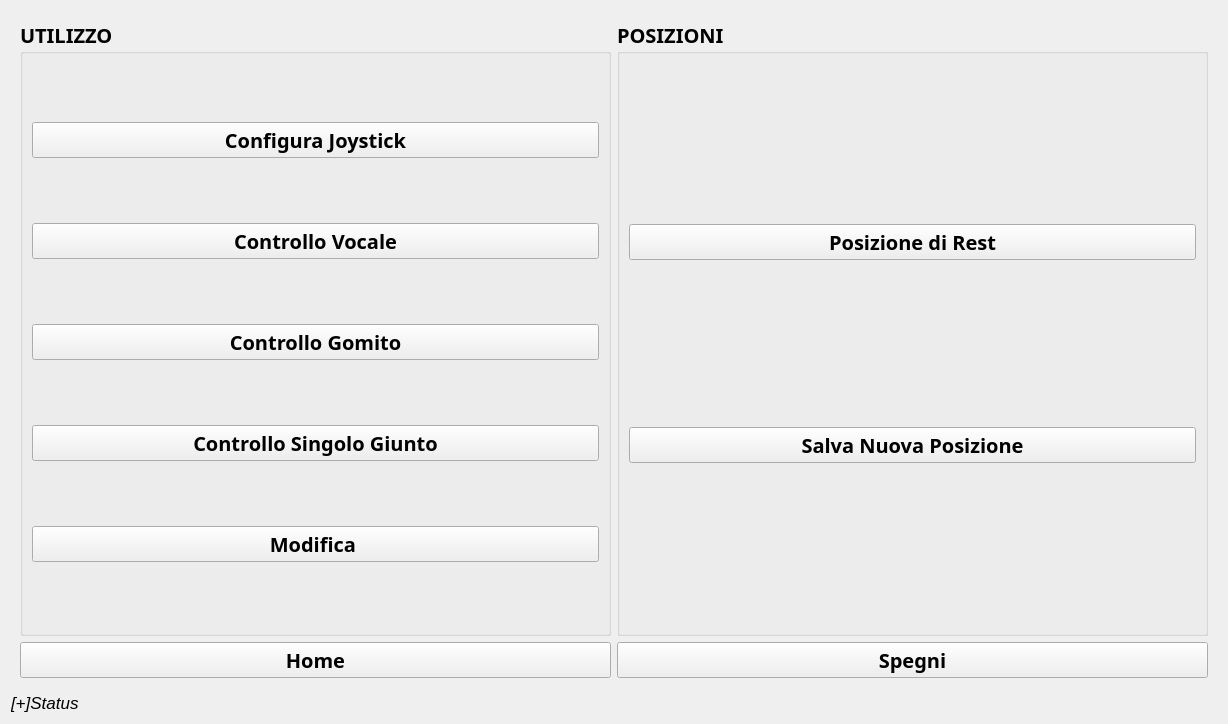
Before: the Qt Designer form ui/sc_assistivo.ui in stex2005/agree_gui, drawn with Qt 5.
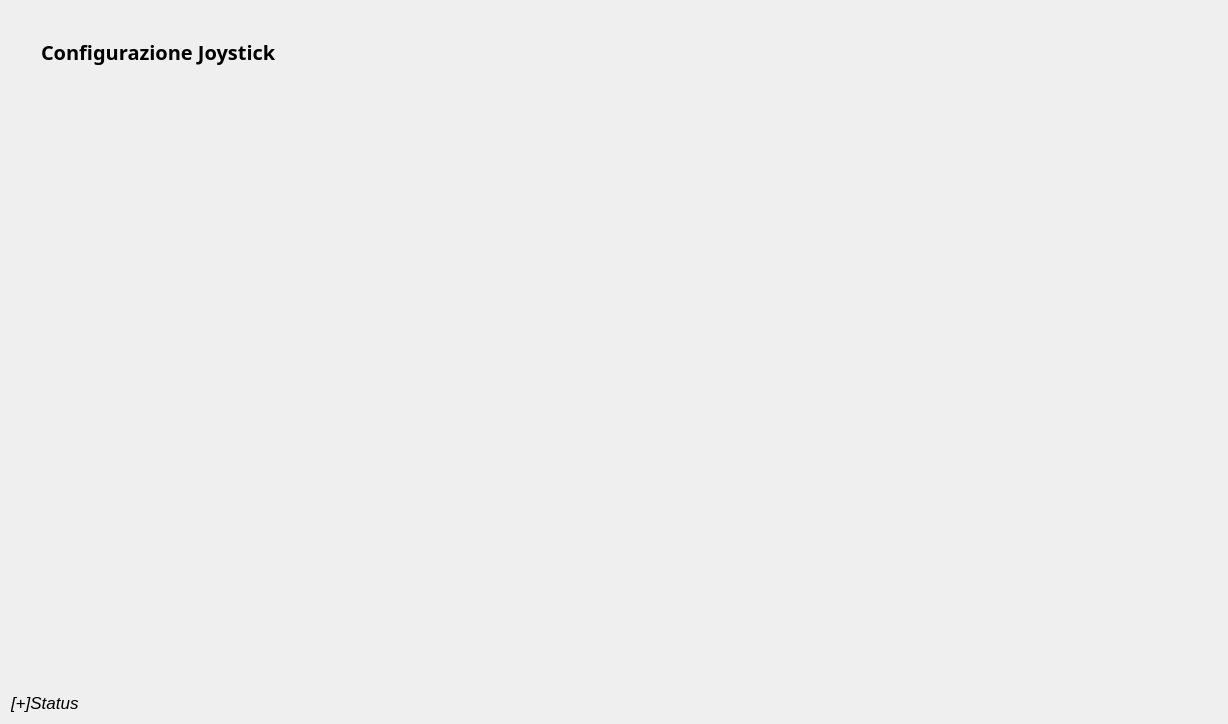
After: the same form once the commit is applied.

Diff of the .ui file:
```diff
--- a/ui/sc_assistivo.ui
+++ b/ui/sc_assistivo.ui
@@ -30,7 +30,7 @@
    <item row="0" column="1">
     <widget class="QStackedWidget" name="stackedWidget">
      <property name="currentIndex">
-      <number>1</number>
+      <number>2</number>
      </property>
      <widget class="QWidget" name="page_config">
       <layout class="QGridLayout" name="gridLayout_2">
@@ -345,7 +345,7 @@
           <item row="0" column="0">
            <widget class="QPushButton" name="pushButton_joystick">
             <property name="text">
-             <string>Configura Joystick</string>
+             <string>Controllo Joystick</string>
             </property>
            </widget>
           </item>
@@ -443,6 +443,29 @@
        </item>
       </layout>
      </widget>
+     <widget class="QWidget" name="page_joy">
+      <widget class="QLabel" name="label_5">
+       <property name="geometry">
+        <rect>
+         <x>30</x>
+         <y>10</y>
+         <width>1101</width>
+         <height>61</height>
+        </rect>
+       </property>
+       <property name="font">
+        <font>
+         <family>OpenSymbol</family>
+         <pointsize>15</pointsize>
+         <weight>75</weight>
+         <bold>true</bold>
+        </font>
+       </property>
+       <property name="text">
+        <string>Configurazione Joystick </string>
+       </property>
+      </widget>
+     </widget>
     </widget>
    </item>
   </layout>
```
Left out of the diff: 335 changed lines with no effect on the pictures.
